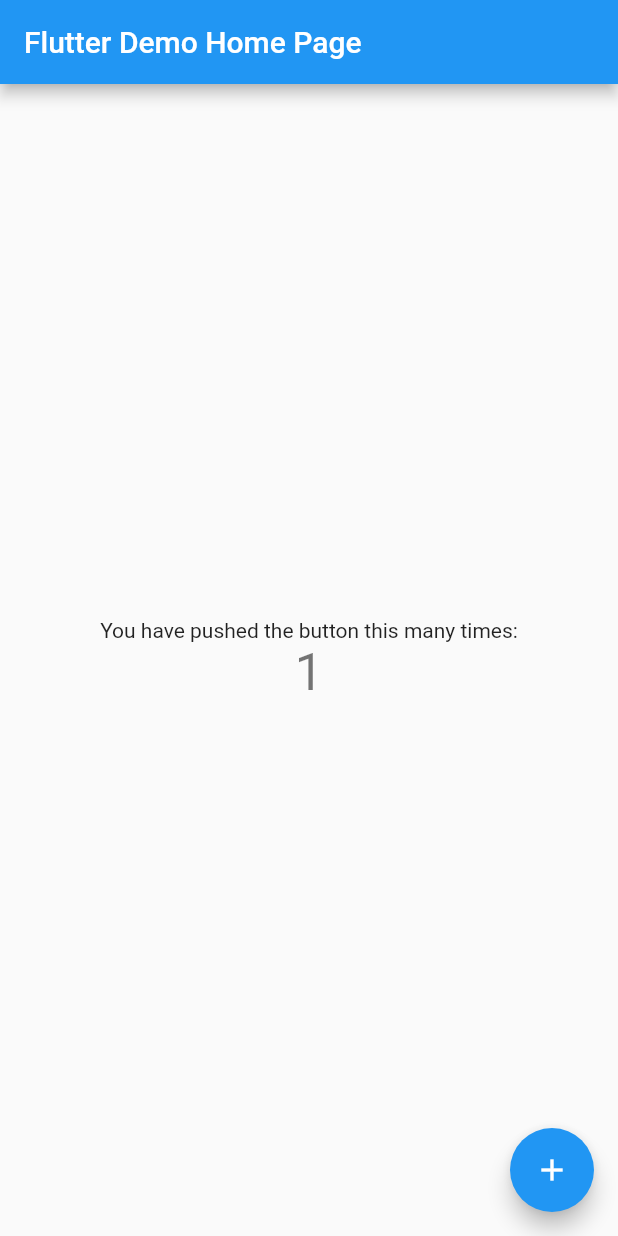
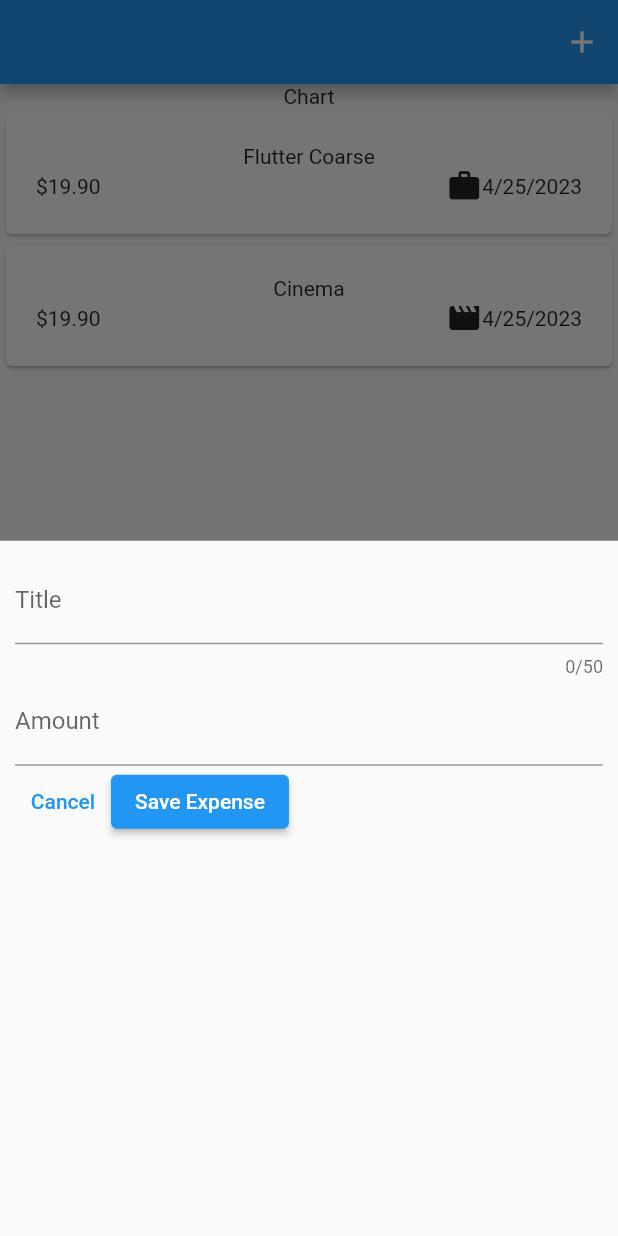
Before and after one commit to Partha-CreoIT/Personal_Expense_App, a Flutter app: the screen it shows after launch, after a tap on the "add" icon, on a phone screen of 412 x 824 dp. Run offline on Flutter 3.47's test engine with Material 2 defaults, Android fonts, the phone set to English and light mode, and no system bars.

Commit message:
Initial Commit

```diff
--- a/personal_expense_app/lib/main.dart
+++ b/personal_expense_app/lib/main.dart
@@ -1,107 +1,13 @@
 import 'package:flutter/material.dart';
+import 'package:personal_expense_app/widgets/expenses.dart';
+
+
 
 void main() {
-  runApp(const MyApp());
+  runApp(
+     const MaterialApp(
+      home:Expenses(),
+      debugShowCheckedModeBanner: false,
+    ),
+  );
 }
-
-class MyApp extends StatelessWidget {
-  const MyApp({super.key});
-
-  // This widget is the root of your application.
-  @override
-  Widget build(BuildContext context) {
-    return MaterialApp(
-      title: 'Flutter Demo',
-      theme: ThemeData(
-
-        primarySwatch: Colors.blue,
-      ),
-      home: const MyHomePage(title: 'Flutter Demo Home Page'),
-    );
-  }
-}
-
-class MyHomePage extends StatefulWidget {
-  const MyHomePage({super.key, required this.title});
-
-  // This widget is the home page of your application. It is stateful, meaning
-  // that it has a State object (defined below) that contains fields that affect
-  // how it looks.
-
-  // This class is the configuration for the state. It holds the values (in this
-  // case the title) provided by the parent (in this case the App widget) and
-  // used by the build method of the State. Fields in a Widget subclass are
-  // always marked "final".
-
-  final String title;
-
-  @override
-  State<MyHomePage> createState() => _MyHomePageState();
-}
-
-class _MyHomePageState extends State<MyHomePage> {
-  int _counter = 0;
-
-  void _incrementCounter() {
-    setState(() {
-      // This call to setState tells the Flutter framework that something has
-      // changed in this State, which causes it to rerun the build method below
-      // so that the display can reflect the updated values. If we changed
-      // _counter without calling setState(), then the build method would not be
-      // called again, and so nothing would appear to happen.
-      _counter++;
-    });
-  }
-
-  @override
-  Widget build(BuildContext context) {
-    // This method is rerun every time setState is called, for instance as done
-    // by the _incrementCounter method above.
-    //
-    // The Flutter framework has been optimized to make rerunning build methods
-    // fast, so that you can just rebuild anything that needs updating rather
-    // than having to individually change instances of widgets.
-    return Scaffold(
-      appBar: AppBar(
-        // Here we take the value from the MyHomePage object that was created by
-        // the App.build method, and use it to set our appbar title.
-        title: Text(widget.title),
-      ),
-      body: Center(
-        // Center is a layout widget. It takes a single child and positions it
-        // in the middle of the parent.
-        child: Column(
-          // Column is also a layout widget. It takes a list of children and
-          // arranges them vertically. By default, it sizes itself to fit its
-          // children horizontally, and tries to be as tall as its parent.
-          //
-          // Invoke "debug painting" (press "p" in the console, choose the
-          // "Toggle Debug Paint" action from the Flutter Inspector in Android
-          // Studio, or the "Toggle Debug Paint" command in Visual Studio Code)
-          // to see the wireframe for each widget.
-          //
-          // Column has various properties to control how it sizes itself and
-          // how it positions its children. Here we use mainAxisAlignment to
-          // center the children vertically; the main axis here is the vertical
-          // axis because Columns are vertical (the cross axis would be
-          // horizontal).
-          mainAxisAlignment: MainAxisAlignment.center,
-          children: <Widget>[
-            const Text(
-              'You have pushed the button this many times:',
-            ),
-            Text(
-              '$_counter',
-              style: Theme.of(context).textTheme.headlineMedium,
-            ),
-          ],
-        ),
-      ),
-      floatingActionButton: FloatingActionButton(
-        onPressed: _incrementCounter,
-        tooltip: 'Increment',
-        child: const Icon(Icons.add),
-      ), // This trailing comma makes auto-formatting nicer for build methods.
-    );
-  }
-}
--- /dev/null
+++ b/personal_expense_app/lib/model/expense.dart
@@ -0,0 +1,36 @@
+import 'package:flutter/material.dart';
+import 'package:intl/intl.dart';
+import 'package:uuid/uuid.dart';
+
+const uuid = Uuid();
+
+enum Category { food, travel, leisure, work }
+
+final formatter = DateFormat.yMd();
+
+const catIcons  = {
+  Category.food : Icons.lunch_dining,
+  Category.travel: Icons.flight_takeoff,
+  Category.leisure: Icons.movie,
+  Category.work: Icons.work,
+
+};
+
+class Expense {
+  Expense({
+    required this.title,
+    required this.amount,
+    required this.date,
+    required this.category,
+  }) : id = uuid.v4();
+
+  final String id;
+  final String title;
+  final double amount;
+  final DateTime date;
+  final Category category;
+
+  String get formattedDate{
+    return formatter.format(date);
+  }
+}
--- /dev/null
+++ b/personal_expense_app/lib/model/new_expense.dart
@@ -0,0 +1,57 @@
+import 'package:flutter/material.dart';
+
+class NewExpense extends StatefulWidget {
+  const NewExpense({super.key});
+
+  @override
+  State<NewExpense> createState() {
+    return _NewExpense();
+  }
+}
+
+class _NewExpense extends State<NewExpense> {
+  final _titleController = TextEditingController();
+  final _amountController = TextEditingController();
+
+  @override
+  void dispose() {
+    _titleController.dispose();
+    _amountController.dispose();
+    super.dispose();
+  }
+
+  @override
+  Widget build(BuildContext context) {
+    return Padding(
+      padding: const EdgeInsets.all(10),
+      child: Column(
+        children: [
+          TextField(
+            controller: _titleController,
+            maxLength: 50,
+            decoration: const InputDecoration(
+              label: Text("Title"),
+            ),
+          ),
+          TextField(
+            controller: _amountController,
+            keyboardType: TextInputType.number,
+            decoration: const InputDecoration(
+              prefixText: '\$',
+              label: Text("Amount"),
+            ),
+          ),
+          Row(
+            children: [
+              TextButton(onPressed: (){}, child: const Text('Cancel')),
+              ElevatedButton(
+                onPressed: () {},
+                child: const Text('Save Expense'),
+              ),
+            ],
+          )
+        ],
+      ),
+    );
+  }
+}
--- /dev/null
+++ b/personal_expense_app/lib/widgets/expenses.dart
@@ -0,0 +1,59 @@
+import 'package:flutter/material.dart';
+import 'package:personal_expense_app/model/new_expense.dart';
+import 'package:personal_expense_app/widgets/expenses_list/expenses_list.dart';
+
+import '../model/expense.dart';
+
+class Expenses extends StatefulWidget {
+  const Expenses({super.key});
+
+  @override
+  State<Expenses> createState() {
+    return _ExpensesState();
+  }
+}
+
+class _ExpensesState extends State<Expenses> {
+  final List<Expense> _registeredExpense = [
+    Expense(
+        title: 'Flutter Coarse',
+        amount: 19.9,
+        date: DateTime.now(),
+        category: Category.work),
+    Expense(
+        title: 'Cinema',
+        amount: 19.9,
+        date: DateTime.now(),
+        category: Category.leisure),
+  ];
+
+  void _openAddExpenseOverlay() {
+    showModalBottomSheet(context: context, builder: (ctx) => NewExpense());
+  }
+
+  @override
+  Widget build(BuildContext context) {
+    return Scaffold(
+      appBar: AppBar(
+        actions: [
+          IconButton(
+            onPressed: () {
+              _openAddExpenseOverlay();
+            },
+            icon: const Icon(Icons.add),
+          ),
+        ],
+      ),
+      body: Column(
+        children: [
+          const Text('Chart'),
+          Expanded(
+            child: ExpensesList(
+              expenses: _registeredExpense,
+            ),
+          ),
+        ],
+      ),
+    );
+  }
+}
--- /dev/null
+++ b/personal_expense_app/lib/widgets/expenses_list/expenses_item.dart
@@ -0,0 +1,45 @@
+import 'dart:math';
+
+import 'package:flutter/material.dart';
+import 'package:personal_expense_app/model/expense.dart';
+
+class ExpenseItem extends StatelessWidget{
+  const ExpenseItem(this.expense , {super.key});
+
+  final Expense expense;
+
+
+  @override
+  Widget build(BuildContext context) {
+
+    return Card(
+      child: Padding(
+        padding: const EdgeInsets.symmetric(horizontal: 20 , vertical: 20),
+        child:Column(
+          children: [
+            Text(
+             expense.title
+            ),
+            Row(
+              children: [
+                Text(
+                  '\$${expense.amount.toStringAsFixed(2)}'
+                ),
+                const Spacer(),
+                Row(
+                  mainAxisAlignment: MainAxisAlignment.end,
+                  children: [
+                    Icon(catIcons[expense.category]),
+                    const SizedBox(height: 10,),
+                    Text(expense.formattedDate)
+
+                  ],
+                ),
+              ],
+            )
+          ],
+        ),
+      ),
+    );
+  }
+}
--- /dev/null
+++ b/personal_expense_app/lib/widgets/expenses_list/expenses_list.dart
@@ -0,0 +1,16 @@
+import 'package:flutter/material.dart';
+import 'package:personal_expense_app/model/expense.dart';
+import 'package:personal_expense_app/widgets/expenses_list/expenses_item.dart';
+
+class ExpensesList extends StatelessWidget {
+  const ExpensesList({super.key, required this.expenses});
+
+  final List<Expense> expenses;
+
+  @override
+  Widget build(BuildContext context) {
+    return ListView.builder(
+        itemCount: expenses.length,
+        itemBuilder: (ctx, index) => ExpenseItem(expenses[index]));
+  }
+}
--- a/personal_expense_app/pubspec.yaml
+++ b/personal_expense_app/pubspec.yaml
@@ -35,6 +35,8 @@ dependencies:
   # The following adds the Cupertino Icons font to your application.
   # Use with the CupertinoIcons class for iOS style icons.
   cupertino_icons: ^1.0.2
+  uuid: ^3.0.7
+  intl: ^0.18.1
 
 dev_dependencies:
   flutter_test:
```
Also changed, not shown: personal_expense_app/pubspec.lock.
